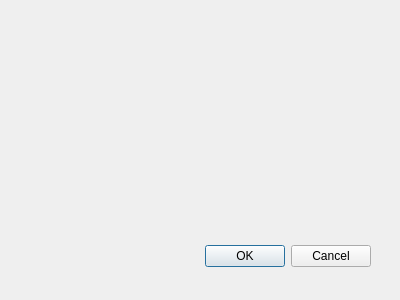
This is src/editor/testdialog.ui in orospakr/hedgehoghd as Qt 5 draws it before an edit. The edited form follows.
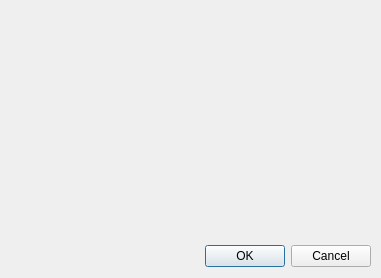
This is the edited form.

Commit message: CMake build now includes QSvgRenderer.  Made some notes on next steps.

```diff
--- a/src/editor/testdialog.ui
+++ b/src/editor/testdialog.ui
@@ -8,8 +8,8 @@
    <rect>
     <x>0</x>
     <y>0</y>
-    <width>400</width>
-    <height>300</height>
+    <width>381</width>
+    <height>278</height>
    </rect>
   </property>
   <property name="windowTitle">
```
Left out of the diff: 5 changed lines with no effect on the pictures. The commit also changes 2 other files.
